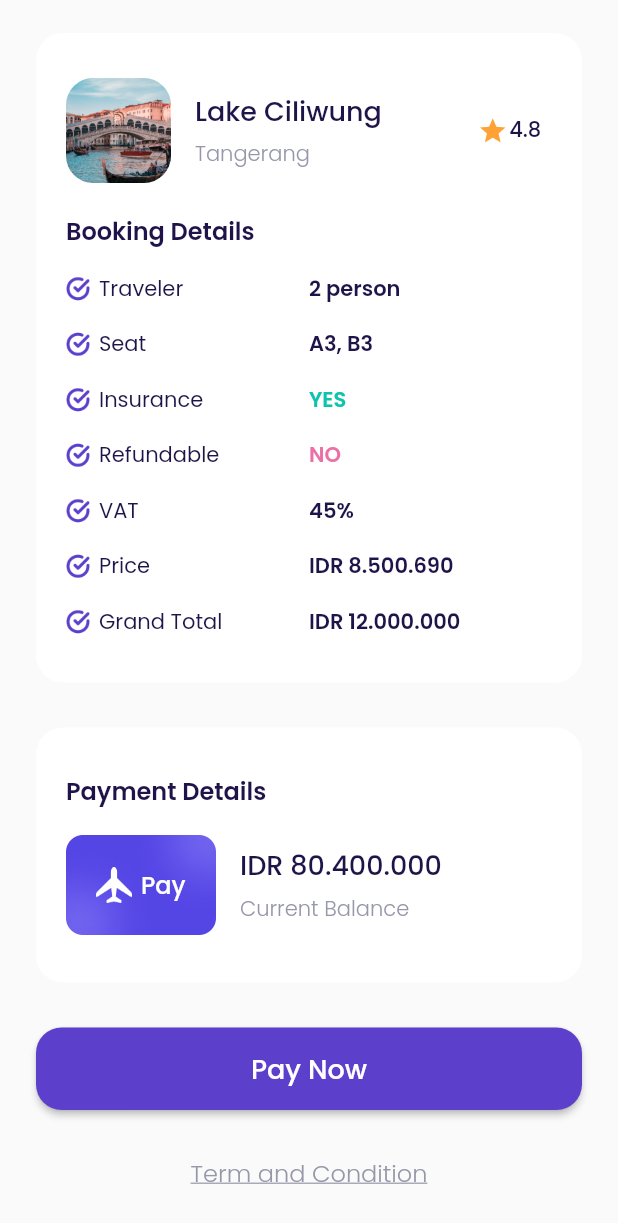
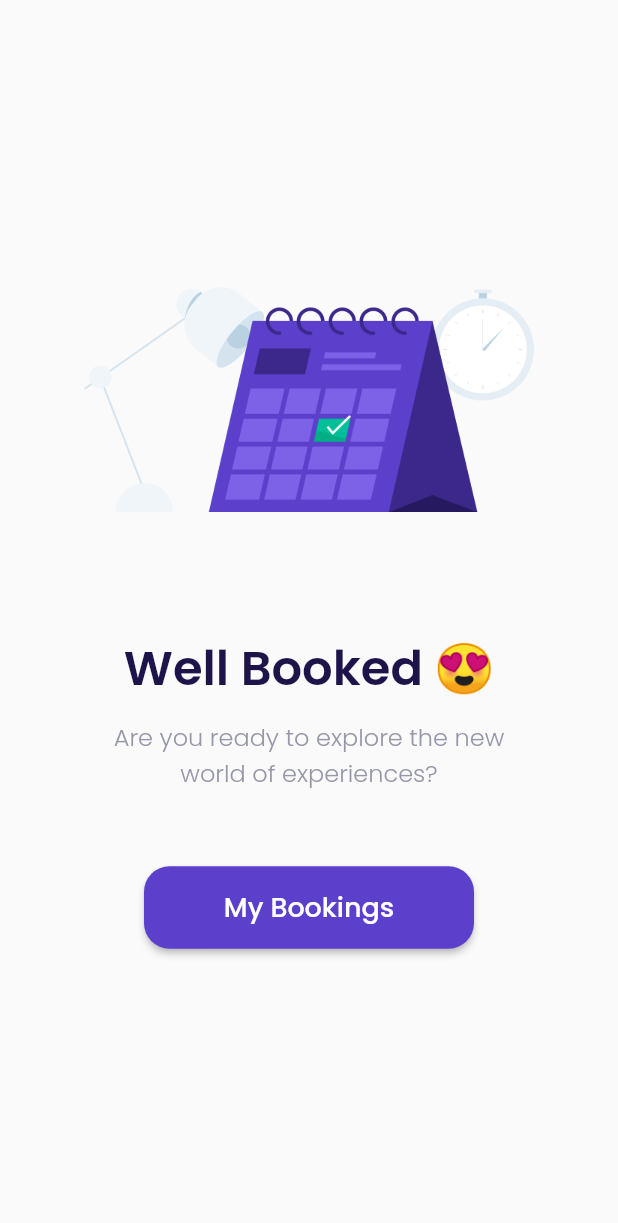
Before and after one commit to mgirisundava/airplane_app, a Flutter app: the CheckoutPage screen opened directly, scrolled down 166 dp, after a tap on "Pay Now", on a phone screen of 412 x 824 dp. Shown: the top 1223 px of the screen. Run offline on Flutter 3.47's test engine with Material 2 defaults, Android fonts, the phone set to English and light mode, and no system bars; our stand-ins replace bloc, flutter_bloc, google_fonts.

```diff
--- a/lib/core/images.dart
+++ b/lib/core/images.dart
@@ -21,7 +21,7 @@ class IMAGES {
   static String sydneyOperaImage = 'assets/images/sydney_opera_image.png';
   static String userProfile = 'assets/images/user_profile.png';
   static String wellBookedIllustration =
-      'assets/images/well_booked_illustration';
+      'assets/images/well_booked_illustration.png';
   static String whiteHouseImage = 'assets/images/white_house_image.png';
   static String selectedGlobeIcon = 'assets/images/selected_globe_icon.png';
   static String availableIcon = 'assets/images/available_icon.png';
--- /dev/null
+++ b/lib/cubit/page/page_cubit.dart
@@ -0,0 +1,10 @@
+import 'package:bloc/bloc.dart';
+import 'package:meta/meta.dart';
+
+class PageCubit extends Cubit<int> {
+  PageCubit() : super(0);
+
+  void setPage(int newPage) {
+    emit(newPage);
+  }
+}
--- /dev/null
+++ b/lib/ui/pages/booked_page.dart
@@ -0,0 +1,81 @@
+import 'package:airplane_app/core/colors.dart';
+import 'package:airplane_app/core/fonts.dart';
+import 'package:airplane_app/ui/pages/main_page.dart';
+import 'package:airplane_app/ui/widgets/primary_button.dart';
+import 'package:flutter/material.dart';
+
+import '../../core/images.dart';
+
+class BookedPage extends StatelessWidget {
+  const BookedPage({Key? key}) : super(key: key);
+
+  @override
+  Widget build(BuildContext context) {
+    var size = MediaQuery.of(context).size;
+
+    return Scaffold(
+      backgroundColor: COLORS.bgColor,
+      body: Container(
+        padding: const EdgeInsets.symmetric(horizontal: 24),
+        width: size.width,
+        height: size.height,
+        child: Column(
+          crossAxisAlignment: CrossAxisAlignment.center,
+          mainAxisAlignment: MainAxisAlignment.center,
+          children: [
+            const SizedBox(
+              height: 30,
+            ),
+            Container(
+              margin: const EdgeInsets.only(bottom: 80),
+              width: double.infinity,
+              height: 150,
+              decoration: BoxDecoration(
+                image: DecorationImage(
+                  image: AssetImage(IMAGES.wellBookedIllustration),
+                  // fit: BoxFit.cover,
+                ),
+              ),
+            ),
+            Text(
+              'Well Booked 😍',
+              style: TEXTSTYLES.blackTextStyle.copyWith(
+                fontSize: 32,
+                fontWeight: FONTWEIGHT.semiBold,
+              ),
+            ),
+            const SizedBox(
+              height: 10,
+            ),
+            Text(
+              'Are you ready to explore the new\nworld of experiences?',
+              style: TEXTSTYLES.greyTextStyle.copyWith(
+                fontSize: 16,
+                fontWeight: FONTWEIGHT.light,
+              ),
+              textAlign: TextAlign.center,
+            ),
+            const SizedBox(
+              height: 50,
+            ),
+            PrimaryButton(
+              title: 'My Bookings',
+              width: 220,
+              onPressed: () {
+                Navigator.pushAndRemoveUntil(
+                    context,
+                    MaterialPageRoute(
+                      builder: (context) => const MainPage(),
+                    ),
+                    (route) => false);
+              },
+            ),
+            const SizedBox(
+              height: 30,
+            ),
+          ],
+        ),
+      ),
+    );
+  }
+}
--- a/lib/ui/pages/checkout_page.dart
+++ b/lib/ui/pages/checkout_page.dart
@@ -1,4 +1,5 @@
 import 'package:airplane_app/core/fonts.dart';
+import 'package:airplane_app/ui/pages/booked_page.dart';
 import 'package:airplane_app/ui/widgets/primary_button.dart';
 import 'package:flutter/material.dart';
 
@@ -325,7 +326,14 @@ class CheckoutPage extends StatelessWidget {
 
             PrimaryButton(
               title: 'Pay Now',
-              onPressed: () {},
+              onPressed: () {
+                Navigator.push(
+                  context,
+                  MaterialPageRoute(
+                    builder: (context) => const BookedPage(),
+                  ),
+                );
+              },
             ),
             const SizedBox(
               height: 30,
--- a/pubspec.yaml
+++ b/pubspec.yaml
@@ -35,6 +35,7 @@ dependencies:
   # Use with the CupertinoIcons class for iOS style icons.
   cupertino_icons: ^1.0.2
   google_fonts: ^2.3.1
+  flutter_bloc: ^8.0.1
 
 dev_dependencies:
   flutter_test:
```
Also changed, not shown: lib/main.dart (+12 -3 lines), lib/ui/pages/main_page.dart (+27 -2 lines), lib/ui/pages/setting_page.dart (added, +12 -0 lines), lib/ui/pages/transaction_page.dart (added, +12 -0 lines), lib/ui/pages/wallet_page.dart (added, +12 -0 lines), lib/ui/widgets/bottom_navigation_item.dart (+16 -4 lines), pubspec.lock.
